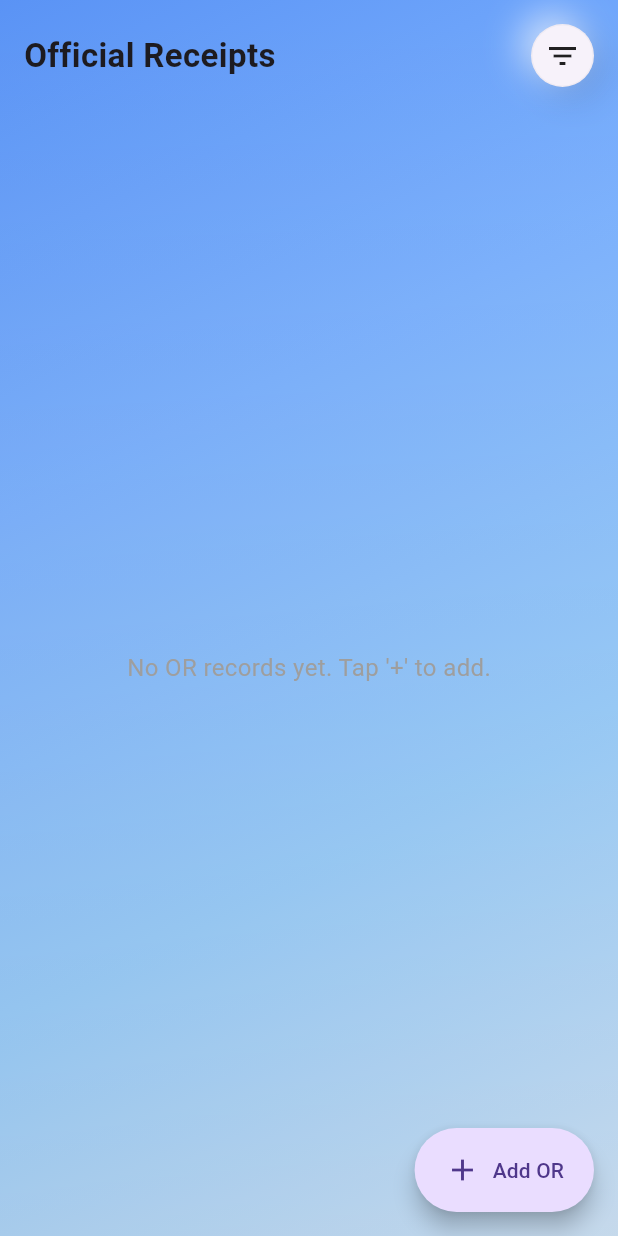
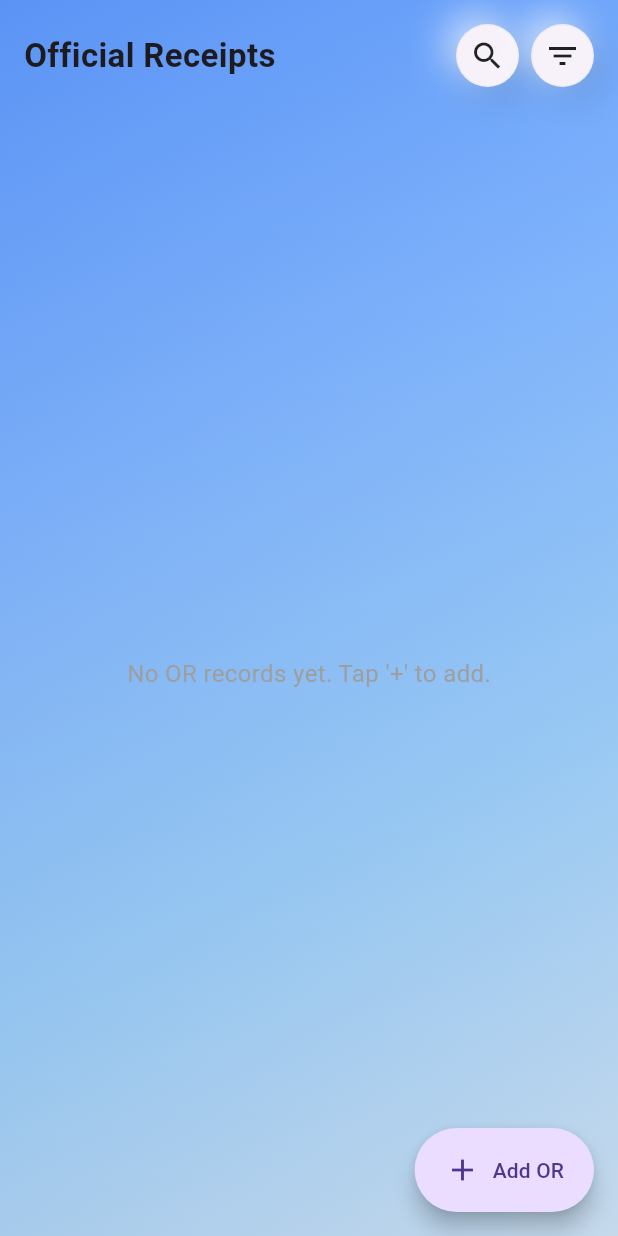
Before and after one commit to bibsadams/budgetbuddy, a Flutter app: the OrTab screen opened directly with empty values, on a phone screen of 412 x 824 dp. Run offline on Flutter 3.47's test engine with Material 3 defaults, Android fonts, the phone set to English and light mode, and no system bars; our stand-ins replace cloud_firestore, file_picker, firebase_auth, firebase_core, firebase_storage, fl_chart and 8 more; missing offline and left inert: firebase_app_check; accounts and stored records are empty.

Commit message:
Search functionality in OR tab

```diff
--- a/lib/features/or/or_tab.dart
+++ b/lib/features/or/or_tab.dart
@@ -27,6 +27,10 @@ class OrTab extends StatefulWidget {
 
 class _OrTabState extends State<OrTab> {
   String _sort = 'Date (newest)';
+  // Search state cloned from savings tab pattern
+  bool _searchExpanded = false;
+  final TextEditingController _searchCtrl = TextEditingController();
+  String _query = '';
 
   List<Map<String, dynamic>> _sorted(List<Map<String, dynamic>> list) {
     int cmpDate(String a, String b) {
@@ -66,6 +70,27 @@ class _OrTabState extends State<OrTab> {
         );
     }
     return copy;
+  }
+
+  List<Map<String, dynamic>> _filteredAndSorted(
+    List<Map<String, dynamic>> list,
+  ) {
+    final base = _sorted(list);
+    if (_query.trim().isEmpty) return base;
+    final q = _query.toLowerCase();
+    return base.where((r) {
+      bool hit = false;
+      for (final key in ['Category', 'Note', 'ValidUntil']) {
+        final v = (r[key] ?? '').toString().toLowerCase();
+        if (v.contains(q)) {
+          hit = true;
+          break;
+        }
+      }
+      final amt = (r['Amount'] ?? '').toString();
+      if (!hit && amt.toLowerCase().contains(q)) hit = true;
+      return hit;
+    }).toList();
   }
 
   void _add() async {
@@ -160,7 +185,7 @@ class _OrTabState extends State<OrTab> {
   @override
   Widget build(BuildContext context) {
     final currency = NumberFormat.currency(symbol: '₱', decimalDigits: 2);
-    final rows = _sorted(widget.rows);
+    final rows = _filteredAndSorted(widget.rows);
     return Scaffold(
       backgroundColor: Colors.transparent,
       body: AppGradientBackground(
@@ -169,7 +194,11 @@ class _OrTabState extends State<OrTab> {
             SliverToBoxAdapter(
               child: Padding(
                 padding: const EdgeInsets.fromLTRB(16, 16, 16, 8),
-                child: Row(
+                child: Column(
+                  crossAxisAlignment: CrossAxisAlignment.stretch,
+                  children: [
+                    // Title + actions row
+                    Row(
                       children: [
                         const Expanded(
                           child: Text(
@@ -180,6 +209,14 @@ class _OrTabState extends State<OrTab> {
                             ),
                           ),
                         ),
+                        // Search icon
+                        PressableNeumorphic(
+                          borderRadius: 24,
+                          padding: const EdgeInsets.all(8),
+                          onTap: () => setState(() => _searchExpanded = true),
+                          child: const Icon(Icons.search),
+                        ),
+                        const SizedBox(width: 8),
                         PopupMenuButton<String>(
                           tooltip: 'Sort',
                           onSelected: (v) => setState(() => _sort = v),
@@ -205,6 +242,69 @@ class _OrTabState extends State<OrTab> {
                             borderRadius: 24,
                             padding: const EdgeInsets.all(8),
                             child: const Icon(Icons.filter_list),
+                          ),
+                        ),
+                      ],
+                    ),
+                    const SizedBox(height: 8),
+                    AnimatedSwitcher(
+                      duration: const Duration(milliseconds: 220),
+                      transitionBuilder: (child, anim) => FadeTransition(
+                        opacity: anim,
+                        child: ScaleTransition(
+                          scale: Tween<double>(
+                            begin: 0.95,
+                            end: 1.0,
+                          ).animate(anim),
+                          child: child,
+                        ),
+                      ),
+                      child: _searchExpanded
+                          ? Container(
+                              key: const ValueKey('or-search-expanded'),
+                              padding: const EdgeInsets.symmetric(
+                                horizontal: 12,
+                                vertical: 4,
+                              ),
+                              decoration: BoxDecoration(
+                                color: Theme.of(
+                                  context,
+                                ).colorScheme.surface.withValues(alpha: 0.6),
+                                borderRadius: BorderRadius.circular(12),
+                              ),
+                              child: Row(
+                                children: [
+                                  const Icon(Icons.search, size: 20),
+                                  const SizedBox(width: 8),
+                                  Expanded(
+                                    child: TextField(
+                                      controller: _searchCtrl,
+                                      autofocus: true,
+                                      decoration: const InputDecoration(
+                                        hintText: 'Search receipts…',
+                                        isDense: true,
+                                        border: InputBorder.none,
+                                      ),
+                                      onChanged: (v) =>
+                                          setState(() => _query = v),
+                                    ),
+                                  ),
+                                  IconButton(
+                                    tooltip: 'Clear',
+                                    icon: const Icon(Icons.close, size: 20),
+                                    onPressed: () {
+                                      setState(() {
+                                        _searchCtrl.clear();
+                                        _query = '';
+                                        _searchExpanded = false;
+                                      });
+                                    },
+                                  ),
+                                ],
+                              ),
+                            )
+                          : const SizedBox.shrink(
+                              key: ValueKey('or-search-collapsed'),
                             ),
                     ),
                   ],
```
Lines whose indentation alone changed are shown as unchanged.
